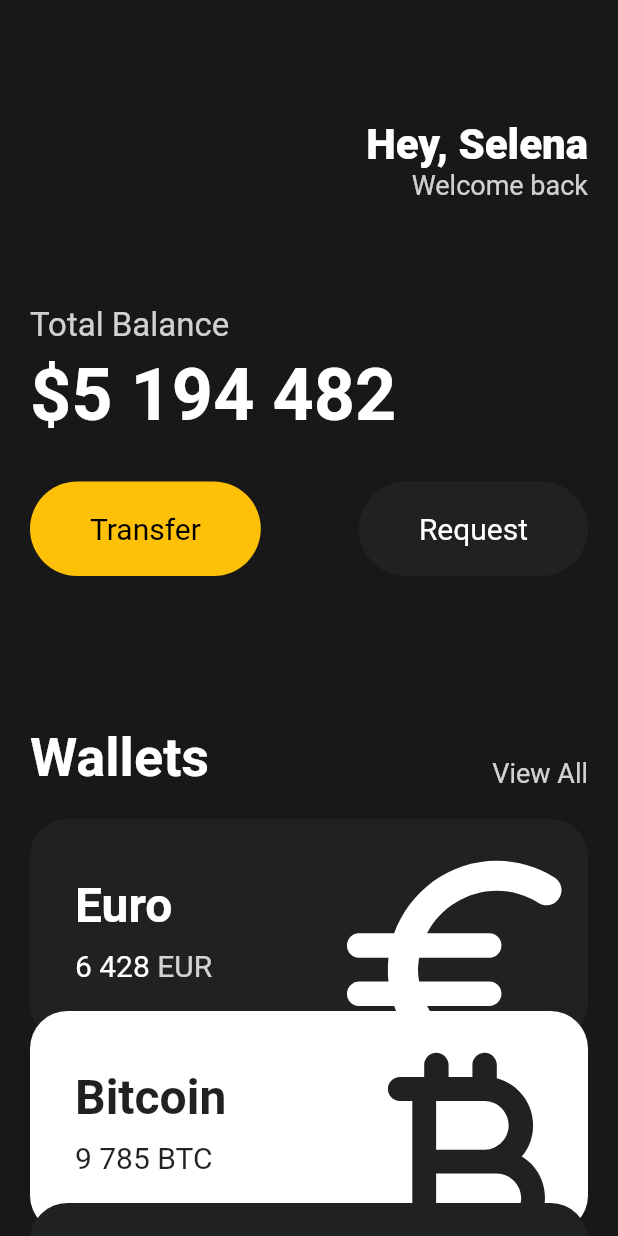
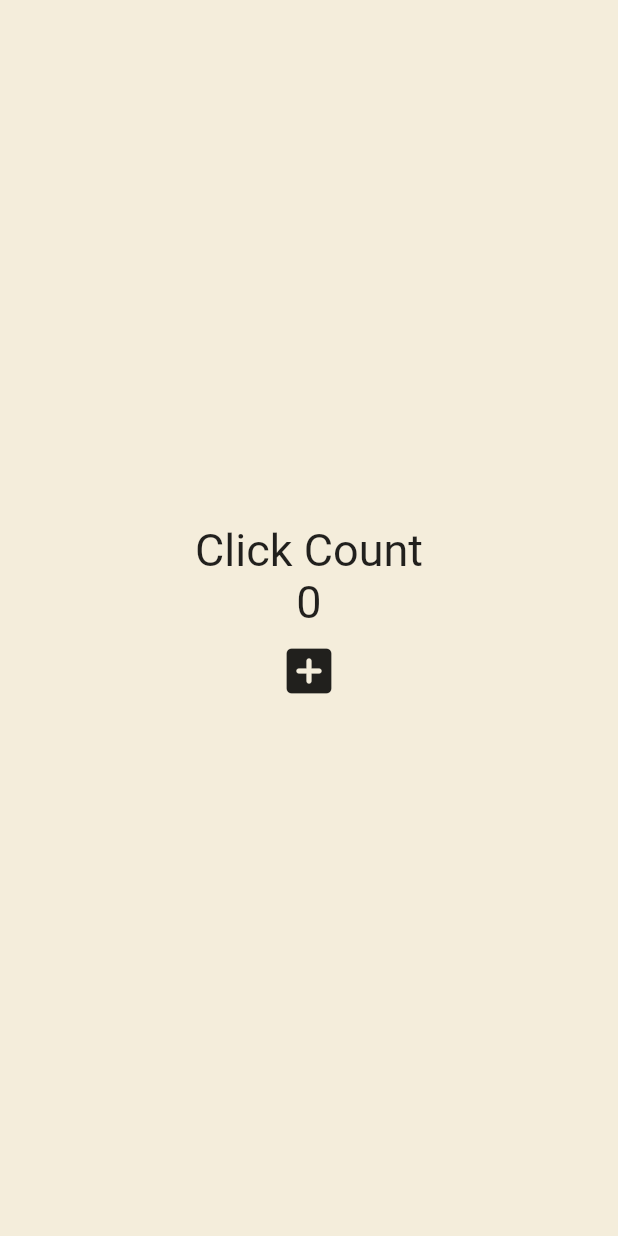
Before and after one commit to developerQuo/toonflix, a Flutter app: the screen it shows after launch, on a phone screen of 412 x 824 dp. Run offline on Flutter 3.47's test engine with Material 2 defaults, Android fonts, the phone set to English and light mode, and no system bars.

Commit message:
stateful counter app

```diff
--- /dev/null
+++ b/lib/counter.dart
@@ -0,0 +1,50 @@
+import 'package:flutter/material.dart';
+
+class Counter extends StatefulWidget {
+  const Counter({super.key});
+
+  @override
+  State<Counter> createState() => _CounterState();
+}
+
+class _CounterState extends State<Counter> {
+  int counter = 0;
+
+  void onClicked() {
+    setState(() {
+      counter = counter + 1;
+    });
+  }
+
+  @override
+  Widget build(BuildContext context) {
+    return MaterialApp(
+        home: Scaffold(
+      backgroundColor: const Color(0xFFF4EDDB),
+      body: Center(
+        child: Column(
+          mainAxisAlignment: MainAxisAlignment.center,
+          children: [
+            const Text(
+              'Click Count',
+              style: TextStyle(
+                fontSize: 30,
+              ),
+            ),
+            Text(
+              '$counter',
+              style: const TextStyle(
+                fontSize: 30,
+              ),
+            ),
+            IconButton(
+              onPressed: onClicked,
+              icon: const Icon(Icons.add_box_rounded),
+              iconSize: 40,
+            ),
+          ],
+        ),
+      ),
+    ));
+  }
+}
--- a/lib/main.dart
+++ b/lib/main.dart
@@ -1,9 +1,11 @@
 import 'package:flutter/material.dart';
+import 'package:toonflix/counter.dart';
 import 'package:toonflix/widgets/button.dart';
 import 'package:toonflix/widgets/currency_card.dart';
 
 void main() {
-  runApp(const MyApp());
+  runApp(const Counter());
+  // runApp(const MyApp());
 }
 
 class MyApp extends StatelessWidget {
```
